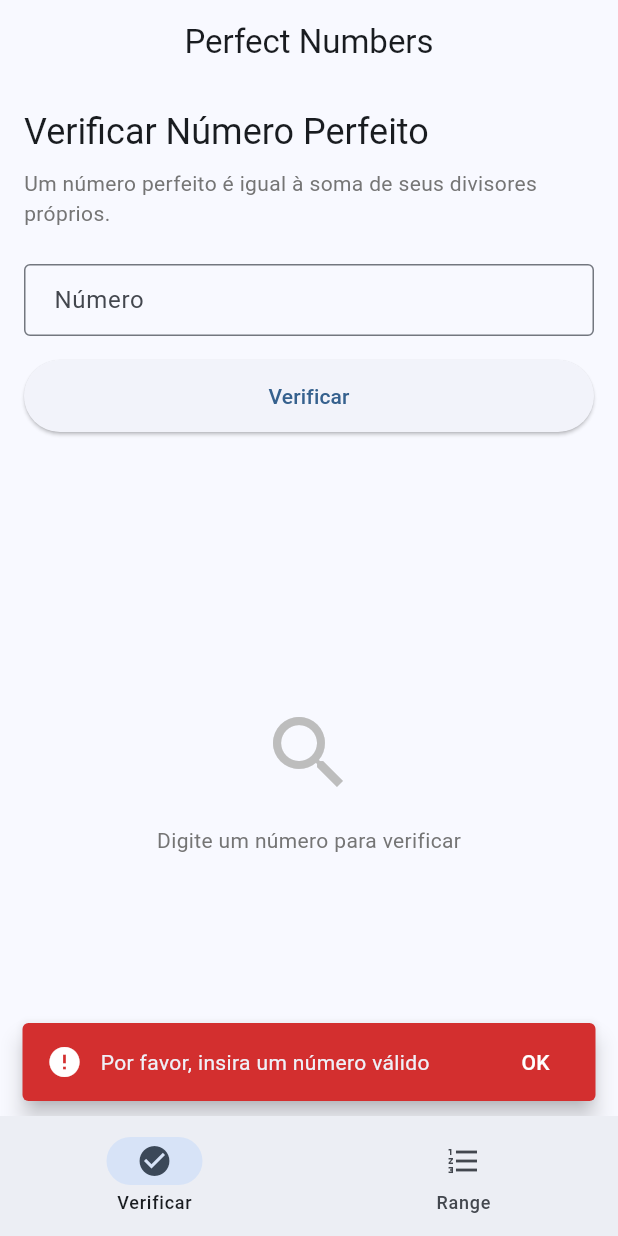
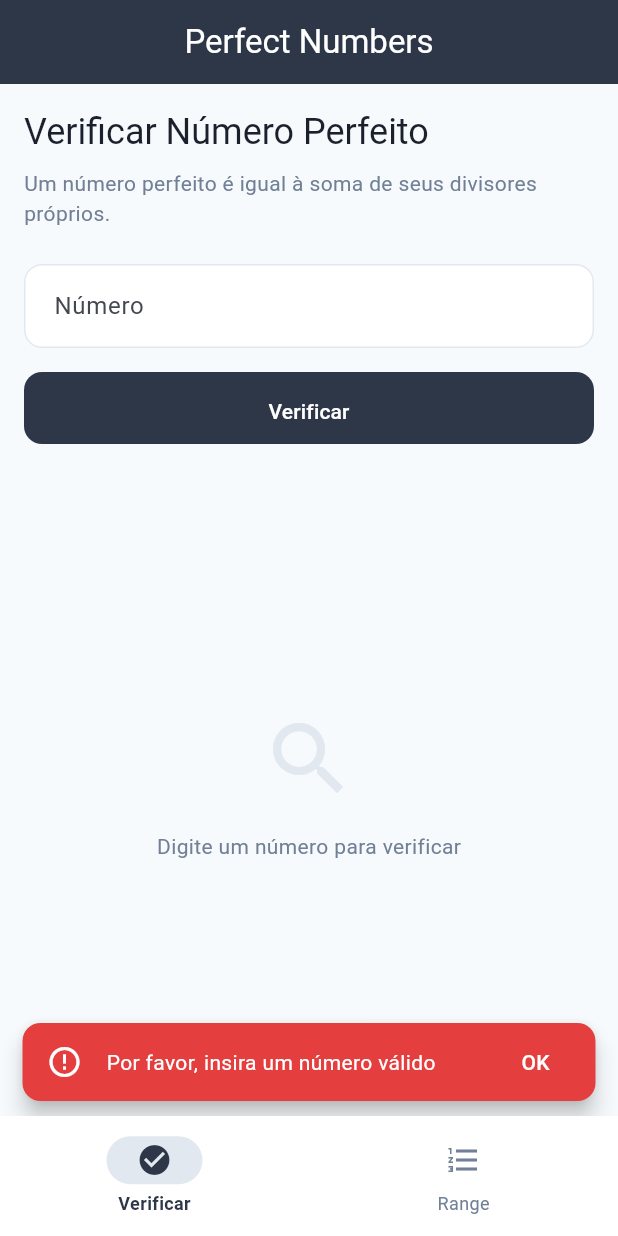
Before and after one commit to pretolio/perfect_numbers, a Flutter app: the screen it shows after launch, after a tap on "Verificar", on a phone screen of 412 x 824 dp. Run offline on Flutter 3.47's test engine with Material 3 defaults, Android fonts, the phone set to English and light mode, and no system bars.

Commit message:
feat: Design System, responsividade e suporte web
- Cria AppTheme com paleta de cores neutras e estilos padronizados
- Cria ResponsiveContainer para layout responsivo em desktop
- Adiciona suporte web ao projeto Flutter
- Corrige Selector para atualizar em múltiplas consultas
- Remove imports não utilizados nos testes

Co-Authored-By: Claude Opus 4.5 <noreply@anthropic.com>

```diff
--- /dev/null
+++ b/lib/core/design/app_theme.dart
@@ -0,0 +1,153 @@
+import 'package:flutter/material.dart';
+
+/// Design System - Cores, espaçamentos e estilos padronizados
+class AppTheme {
+  AppTheme._();
+
+  // Border Radius padrão
+  static const double radiusSmall = 8.0;
+  static const double radiusMedium = 12.0;
+  static const double radiusLarge = 16.0;
+
+  static BorderRadius get borderRadiusSmall => BorderRadius.circular(radiusSmall);
+  static BorderRadius get borderRadiusMedium => BorderRadius.circular(radiusMedium);
+  static BorderRadius get borderRadiusLarge => BorderRadius.circular(radiusLarge);
+
+  // Espaçamentos
+  static const double spacingXs = 4.0;
+  static const double spacingSm = 8.0;
+  static const double spacingMd = 16.0;
+  static const double spacingLg = 24.0;
+  static const double spacingXl = 32.0;
+
+  // Cores neutras principais
+  static const Color primary = Color(0xFF2D3748);      // Cinza escuro
+  static const Color primaryLight = Color(0xFF4A5568); // Cinza médio
+  static const Color secondary = Color(0xFF718096);    // Cinza
+
+  // Cores de fundo
+  static const Color backgroundLight = Color(0xFFF7FAFC);
+  static const Color backgroundCard = Color(0xFFFFFFFF);
+  static const Color backgroundDark = Color(0xFFE2E8F0);
+
+  // Cores de texto
+  static const Color textPrimary = Color(0xFF1A202C);
+  static const Color textSecondary = Color(0xFF4A5568);
+  static const Color textMuted = Color(0xFF718096);
+  static const Color textLight = Color(0xFFFFFFFF);
+
+  // Cores de estado (mais sutis)
+  static const Color success = Color(0xFF38A169);       // Verde
+  static const Color successLight = Color(0xFFC6F6D5);  // Verde claro
+  static const Color warning = Color(0xFFD69E2E);       // Amarelo/Laranja
+  static const Color warningLight = Color(0xFFFEFCBF);  // Amarelo claro
+  static const Color error = Color(0xFFE53E3E);         // Vermelho
+  static const Color errorLight = Color(0xFFFED7D7);    // Vermelho claro
+  static const Color info = Color(0xFF3182CE);          // Azul
+  static const Color infoLight = Color(0xFFBEE3F8);     // Azul claro
+
+  // Cores para chips/tags
+  static const Color chipBackground = Color(0xFFEDF2F7);
+  static const Color chipText = Color(0xFF2D3748);
+
+  // Elevações
+  static const double elevationNone = 0.0;
+  static const double elevationLow = 1.0;
+  static const double elevationMedium = 2.0;
+  static const double elevationHigh = 4.0;
+
+  // Tema do Material 3
+  static ThemeData get lightTheme {
+    return ThemeData(
+      useMaterial3: true,
+      colorScheme: ColorScheme.fromSeed(
+        seedColor: primary,
+        brightness: Brightness.light,
+      ),
+      scaffoldBackgroundColor: backgroundLight,
+      appBarTheme: const AppBarTheme(
+        backgroundColor: primary,
+        foregroundColor: textLight,
+        elevation: elevationNone,
+      ),
+      cardTheme: CardThemeData(
+        color: backgroundCard,
+        elevation: elevationLow,
+        shape: RoundedRectangleBorder(
+          borderRadius: borderRadiusMedium,
+        ),
+      ),
+      elevatedButtonTheme: ElevatedButtonThemeData(
+        style: ElevatedButton.styleFrom(
+          backgroundColor: primary,
+          foregroundColor: textLight,
+          elevation: elevationNone,
+          padding: const EdgeInsets.symmetric(
+            horizontal: spacingLg,
+            vertical: spacingMd,
+          ),
+          shape: RoundedRectangleBorder(
+            borderRadius: borderRadiusMedium,
+          ),
+        ),
+      ),
+      inputDecorationTheme: InputDecorationTheme(
+        filled: true,
+        fillColor: backgroundCard,
+        border: OutlineInputBorder(
+          borderRadius: borderRadiusMedium,
+          borderSide: const BorderSide(color: backgroundDark),
+        ),
+        enabledBorder: OutlineInputBorder(
+          borderRadius: borderRadiusMedium,
+          borderSide: const BorderSide(color: backgroundDark),
+        ),
+        focusedBorder: OutlineInputBorder(
+          borderRadius: borderRadiusMedium,
+          borderSide: const BorderSide(color: primary, width: 2),
+        ),
+        contentPadding: const EdgeInsets.symmetric(
+          horizontal: spacingMd,
+          vertical: spacingMd,
+        ),
+      ),
+      chipTheme: ChipThemeData(
+        backgroundColor: chipBackground,
+        labelStyle: const TextStyle(color: chipText),
+        shape: RoundedRectangleBorder(
+          borderRadius: borderRadiusSmall,
+        ),
+        side: BorderSide.none,
+      ),
+      navigationBarTheme: NavigationBarThemeData(
+        backgroundColor: backgroundCard,
+        indicatorColor: backgroundDark,
+        labelTextStyle: WidgetStateProperty.resolveWith((states) {
+          if (states.contains(WidgetState.selected)) {
+            return const TextStyle(
+              color: primary,
+              fontWeight: FontWeight.w600,
+              fontSize: 12,
+            );
+          }
+          return const TextStyle(
+            color: textMuted,
+            fontSize: 12,
+          );
+        }),
+        iconTheme: WidgetStateProperty.resolveWith((states) {
+          if (states.contains(WidgetState.selected)) {
+            return const IconThemeData(color: primary);
+          }
+          return const IconThemeData(color: textMuted);
+        }),
+      ),
+      snackBarTheme: SnackBarThemeData(
+        behavior: SnackBarBehavior.floating,
+        shape: RoundedRectangleBorder(
+          borderRadius: borderRadiusMedium,
+        ),
+      ),
+    );
+  }
+}
--- /dev/null
+++ b/lib/core/design/responsive.dart
@@ -0,0 +1,95 @@
+import 'package:flutter/material.dart';
+
+/// Breakpoints para responsividade
+class Breakpoints {
+  Breakpoints._();
+
+  static const double mobile = 600;
+  static const double tablet = 900;
+  static const double desktop = 1200;
+}
+
+/// Larguras máximas de conteúdo
+class ContentWidth {
+  ContentWidth._();
+
+  static const double small = 400;
+  static const double medium = 600;
+  static const double large = 800;
+}
+
+/// Widget que centraliza e limita a largura do conteúdo em telas grandes
+class ResponsiveContainer extends StatelessWidget {
+  final Widget child;
+  final double maxWidth;
+  final EdgeInsetsGeometry? padding;
+
+  const ResponsiveContainer({
+    super.key,
+    required this.child,
+    this.maxWidth = ContentWidth.medium,
+    this.padding,
+  });
+
+  @override
+  Widget build(BuildContext context) {
+    return LayoutBuilder(
+      builder: (context, constraints) {
+        final isDesktop = constraints.maxWidth > Breakpoints.mobile;
+
+        if (isDesktop) {
+          return Center(
+            child: ConstrainedBox(
+              constraints: BoxConstraints(maxWidth: maxWidth),
+              child: padding != null
+                  ? Padding(padding: padding!, child: child)
+                  : child,
+            ),
+          );
+        }
+
+        return padding != null
+            ? Padding(padding: padding!, child: child)
+            : child;
+      },
+    );
+  }
+}
+
+/// Widget que adapta o layout baseado no tamanho da tela
+class ResponsiveBuilder extends StatelessWidget {
+  final Widget mobile;
+  final Widget? tablet;
+  final Widget? desktop;
+
+  const ResponsiveBuilder({
+    super.key,
+    required this.mobile,
+    this.tablet,
+    this.desktop,
+  });
+
+  @override
+  Widget build(BuildContext context) {
+    return LayoutBuilder(
+      builder: (context, constraints) {
+        if (constraints.maxWidth >= Breakpoints.desktop) {
+          return desktop ?? tablet ?? mobile;
+        }
+        if (constraints.maxWidth >= Breakpoints.tablet) {
+          return tablet ?? mobile;
+        }
+        return mobile;
+      },
+    );
+  }
+}
+
+/// Extension para verificar o tipo de dispositivo
+extension ResponsiveContext on BuildContext {
+  bool get isMobile => MediaQuery.sizeOf(this).width < Breakpoints.mobile;
+  bool get isTablet =>
+      MediaQuery.sizeOf(this).width >= Breakpoints.mobile &&
+      MediaQuery.sizeOf(this).width < Breakpoints.desktop;
+  bool get isDesktop => MediaQuery.sizeOf(this).width >= Breakpoints.desktop;
+}
--- a/lib/main.dart
+++ b/lib/main.dart
@@ -1,6 +1,7 @@
 import 'package:flutter/material.dart';
 import 'package:provider/provider.dart';
 
+import 'core/design/app_theme.dart';
 import 'data/repositories/perfect_number_repository_impl.dart';
 import 'data/services/perfect_number_calculator.dart';
 import 'domain/usecases/check_perfect_number_usecase.dart';
@@ -39,20 +40,7 @@ class PerfectNumbersApp extends StatelessWidget {
       child: MaterialApp(
         title: 'Perfect Numbers',
         debugShowCheckedModeBanner: false,
-        theme: ThemeData(
-          colorScheme: ColorScheme.fromSeed(
-            seedColor: Colors.blue,
-            brightness: Brightness.light,
-          ),
-          useMaterial3: true,
-        ),
-        darkTheme: ThemeData(
-          colorScheme: ColorScheme.fromSeed(
-            seedColor: Colors.blue,
-            brightness: Brightness.dark,
-          ),
-          useMaterial3: true,
-        ),
+        theme: AppTheme.lightTheme,
         home: const HomePage(),
       ),
     );
--- a/lib/presentation/pages/check_number_page.dart
+++ b/lib/presentation/pages/check_number_page.dart
@@ -1,6 +1,9 @@
 import 'package:flutter/material.dart';
 import 'package:provider/provider.dart';
 
+import '../../core/design/app_theme.dart';
+import '../../core/design/responsive.dart';
+import '../../domain/entities/perfect_number_result.dart';
 import '../viewmodels/check_number_viewmodel.dart';
 import '../widgets/app_loading.dart';
 import '../widgets/app_snackbar.dart';
@@ -51,29 +54,32 @@ class _CheckNumberPageState extends State<CheckNumberPage> {
 
   @override
   Widget build(BuildContext context) {
-    return Padding(
-      padding: const EdgeInsets.all(16),
+    return ResponsiveContainer(
+      maxWidth: ContentWidth.medium,
+      padding: const EdgeInsets.all(AppTheme.spacingMd),
       child: Column(
         crossAxisAlignment: CrossAxisAlignment.stretch,
         children: [
           Text(
             'Verificar Número Perfeito',
-            style: Theme.of(context).textTheme.headlineSmall,
+            style: Theme.of(context).textTheme.headlineSmall?.copyWith(
+                  color: AppTheme.textPrimary,
+                ),
           ),
-          const SizedBox(height: 8),
+          const SizedBox(height: AppTheme.spacingSm),
           Text(
             'Um número perfeito é igual à soma de seus divisores próprios.',
             style: Theme.of(context).textTheme.bodyMedium?.copyWith(
-                  color: Colors.grey[600],
+                  color: AppTheme.textMuted,
                 ),
           ),
-          const SizedBox(height: 24),
+          const SizedBox(height: AppTheme.spacingLg),
           CustomTextField(
             controller: _controller,
             label: 'Número',
             hint: 'Ex: 6, 28, 496',
           ),
-          const SizedBox(height: 16),
+          const SizedBox(height: AppTheme.spacingMd),
           Selector<CheckNumberViewModel, bool>(
             selector: (_, vm) => vm.isLoading,
             builder: (context, isLoading, _) {
@@ -86,13 +92,12 @@ class _CheckNumberPageState extends State<CheckNumberPage> {
               );
             },
           ),
-          const SizedBox(height: 24),
+          const SizedBox(height: AppTheme.spacingLg),
           Expanded(
-            child: Selector<CheckNumberViewModel, bool>(
-              selector: (_, vm) => vm.result != null,
-              builder: (context, hasResult, _) {
-                if (hasResult) {
-                  final result = context.read<CheckNumberViewModel>().result!;
+            child: Selector<CheckNumberViewModel, PerfectNumberCheckResult?>(
+              selector: (_, vm) => vm.result,
+              builder: (context, result, _) {
+                if (result != null) {
                   return CheckResultContent(result: result);
                 }
 
@@ -100,11 +105,15 @@ class _CheckNumberPageState extends State<CheckNumberPage> {
                   child: Column(
                     mainAxisAlignment: MainAxisAlignment.center,
                     children: [
-                      Icon(Icons.search, size: 64, color: Colors.grey[400]),
-                      const SizedBox(height: 16),
+                      Icon(
+                        Icons.search,
+                        size: 64,
+                        color: AppTheme.backgroundDark,
+                      ),
+                      const SizedBox(height: AppTheme.spacingMd),
                       Text(
                         'Digite um número para verificar',
-                        style: TextStyle(color: Colors.grey[600]),
+                        style: TextStyle(color: AppTheme.textMuted),
                       ),
                     ],
                   ),
--- a/lib/presentation/pages/find_range_page.dart
+++ b/lib/presentation/pages/find_range_page.dart
@@ -1,6 +1,9 @@
 import 'package:flutter/material.dart';
 import 'package:provider/provider.dart';
 
+import '../../core/design/app_theme.dart';
+import '../../core/design/responsive.dart';
+import '../../domain/entities/perfect_number_result.dart';
 import '../viewmodels/find_range_viewmodel.dart';
 import '../widgets/app_loading.dart';
 import '../widgets/app_snackbar.dart';
@@ -53,23 +56,26 @@ class _FindRangePageState extends State<FindRangePage> {
 
   @override
   Widget build(BuildContext context) {
-    return Padding(
-      padding: const EdgeInsets.all(16),
+    return ResponsiveContainer(
+      maxWidth: ContentWidth.medium,
+      padding: const EdgeInsets.all(AppTheme.spacingMd),
       child: Column(
         crossAxisAlignment: CrossAxisAlignment.stretch,
         children: [
           Text(
             'Encontrar em Range',
-            style: Theme.of(context).textTheme.headlineSmall,
+            style: Theme.of(context).textTheme.headlineSmall?.copyWith(
+                  color: AppTheme.textPrimary,
+                ),
           ),
-          const SizedBox(height: 8),
+          const SizedBox(height: AppTheme.spacingSm),
           Text(
             'Encontre todos os números perfeitos entre dois valores.',
             style: Theme.of(context).textTheme.bodyMedium?.copyWith(
-                  color: Colors.grey[600],
+                  color: AppTheme.textMuted,
                 ),
           ),
-          const SizedBox(height: 24),
+          const SizedBox(height: AppTheme.spacingLg),
           Row(
             children: [
               Expanded(
@@ -79,7 +85,7 @@ class _FindRangePageState extends State<FindRangePage> {
                   hint: 'Ex: 1',
                 ),
               ),
-              const SizedBox(width: 16),
+              const SizedBox(width: AppTheme.spacingMd),
               Expanded(
                 child: CustomTextField(
                   controller: _endController,
@@ -89,7 +95,7 @@ class _FindRangePageState extends State<FindRangePage> {
               ),
             ],
           ),
-          const SizedBox(height: 16),
+          const SizedBox(height: AppTheme.spacingMd),
           Selector<FindRangeViewModel, bool>(
             selector: (_, vm) => vm.isLoading,
             builder: (context, isLoading, _) {
@@ -105,13 +111,12 @@ class _FindRangePageState extends State<FindRangePage> {
               );
             },
           ),
-          const SizedBox(height: 24),
+          const SizedBox(height: AppTheme.spacingLg),
           Expanded(
-            child: Selector<FindRangeViewModel, bool>(
-              selector: (_, vm) => vm.result != null,
-              builder: (context, hasResult, _) {
-                if (hasResult) {
-                  final result = context.read<FindRangeViewModel>().result!;
+            child: Selector<FindRangeViewModel, PerfectNumbersRangeResult?>(
+              selector: (_, vm) => vm.result,
+              builder: (context, result, _) {
+                if (result != null) {
                   return RangeResultContent(result: result);
                 }
 
@@ -119,11 +124,15 @@ class _FindRangePageState extends State<FindRangePage> {
                   child: Column(
                     mainAxisAlignment: MainAxisAlignment.center,
                     children: [
-                      Icon(Icons.format_list_numbered, size: 64, color: Colors.grey[400]),
-                      const SizedBox(height: 16),
+                      Icon(
+                        Icons.format_list_numbered,
+                        size: 64,
+                        color: AppTheme.backgroundDark,
+                      ),
+                      const SizedBox(height: AppTheme.spacingMd),
                       Text(
                         'Defina um intervalo para buscar',
-                        style: TextStyle(color: Colors.grey[600]),
+                        style: TextStyle(color: AppTheme.textMuted),
                       ),
                     ],
                   ),
--- a/lib/presentation/widgets/app_snackbar.dart
+++ b/lib/presentation/widgets/app_snackbar.dart
@@ -1,4 +1,6 @@
 import 'package:flutter/material.dart';
+
+import '../../core/design/app_theme.dart';
 
 class AppSnackbar {
   static void showError(BuildContext context, String message) {
@@ -7,17 +9,25 @@ class AppSnackbar {
       SnackBar(
         content: Row(
           children: [
-            const Icon(Icons.error, color: Colors.white),
-            const SizedBox(width: 12),
-            Expanded(child: Text(message)),
+            const Icon(Icons.error_outline, color: AppTheme.textLight),
+            const SizedBox(width: AppTheme.spacingMd),
+            Expanded(
+              child: Text(
+                message,
+                style: const TextStyle(color: AppTheme.textLight),
+              ),
+            ),
           ],
         ),
-        backgroundColor: Colors.red[700],
+        backgroundColor: AppTheme.error,
         behavior: SnackBarBehavior.floating,
+        shape: RoundedRectangleBorder(
+          borderRadius: AppTheme.borderRadiusMedium,
+        ),
         duration: const Duration(seconds: 4),
         action: SnackBarAction(
           label: 'OK',
-          textColor: Colors.white,
+          textColor: AppTheme.textLight,
           onPressed: () {
             ScaffoldMessenger.of(context).hideCurrentSnackBar();
           },
@@ -32,22 +42,25 @@ class AppSnackbar {
       SnackBar(
         content: Row(
           children: [
-            const Icon(Icons.warning, color: Colors.black87),
-            const SizedBox(width: 12),
+            const Icon(Icons.warning_amber_outlined, color: AppTheme.textLight),
+            const SizedBox(width: AppTheme.spacingMd),
             Expanded(
               child: Text(
                 message,
-                style: const TextStyle(color: Colors.black87),
+                style: const TextStyle(color: AppTheme.textLight),
               ),
             ),
           ],
         ),
-        backgroundColor: Colors.orange[300],
+        backgroundColor: AppTheme.warning,
         behavior: SnackBarBehavior.floating,
+        shape: RoundedRectangleBorder(
+          borderRadius: AppTheme.borderRadiusMedium,
+        ),
         duration: const Duration(seconds: 4),
         action: SnackBarAction(
           label: 'OK',
-          textColor: Colors.black87,
+          textColor: AppTheme.textLight,
           onPressed: () {
             ScaffoldMessenger.of(context).hideCurrentSnackBar();
           },
@@ -62,13 +75,21 @@ class AppSnackbar {
       SnackBar(
         content: Row(
           children: [
-            const Icon(Icons.check_circle, color: Colors.white),
-            const SizedBox(width: 12),
-            Expanded(child: Text(message)),
+            const Icon(Icons.check_circle_outline, color: AppTheme.textLight),
+            const SizedBox(width: AppTheme.spacingMd),
+            Expanded(
+              child: Text(
+                message,
+                style: const TextStyle(color: AppTheme.textLight),
+              ),
+            ),
           ],
         ),
-        backgroundColor: Colors.green[700],
+        backgroundColor: AppTheme.success,
         behavior: SnackBarBehavior.floating,
+        shape: RoundedRectangleBorder(
+          borderRadius: AppTheme.borderRadiusMedium,
+        ),
         duration: const Duration(seconds: 3),
       ),
     );
--- a/lib/presentation/widgets/custom_text_field.dart
+++ b/lib/presentation/widgets/custom_text_field.dart
@@ -1,5 +1,7 @@
 import 'package:flutter/material.dart';
 import 'package:flutter/services.dart';
+
+import '../../core/design/app_theme.dart';
 
 /// Widget reutilizável para input de números
 /// Interface Segregation - widget focado em uma função específica
@@ -24,10 +26,12 @@ class CustomTextField extends StatelessWidget {
       decoration: InputDecoration(
         labelText: label,
         hintText: hint,
-        border: const OutlineInputBorder(),
+        border: OutlineInputBorder(
+          borderRadius: AppTheme.borderRadiusMedium,
+        ),
         contentPadding: const EdgeInsets.symmetric(
-          horizontal: 16,
-          vertical: 12,
+          horizontal: AppTheme.spacingMd,
+          vertical: AppTheme.spacingMd,
         ),
       ),
     );
--- a/lib/presentation/widgets/loading_button.dart
+++ b/lib/presentation/widgets/loading_button.dart
@@ -1,4 +1,6 @@
 import 'package:flutter/material.dart';
+
+import '../../core/design/app_theme.dart';
 
 /// Botão com estado de loading integrado
 class LoadingButton extends StatelessWidget {
@@ -20,13 +22,20 @@ class LoadingButton extends StatelessWidget {
       height: 48,
       child: ElevatedButton(
         onPressed: isLoading ? null : onPressed,
+        style: ElevatedButton.styleFrom(
+          backgroundColor: AppTheme.primary,
+          foregroundColor: AppTheme.textLight,
+          shape: RoundedRectangleBorder(
+            borderRadius: AppTheme.borderRadiusMedium,
+          ),
+        ),
         child: isLoading
             ? const SizedBox(
                 width: 24,
                 height: 24,
                 child: CircularProgressIndicator(
                   strokeWidth: 2,
-                  color: Colors.white,
+                  color: AppTheme.textLight,
                 ),
               )
             : Text(text),
```
Also changed, not shown: lib/presentation/widgets/app_loading.dart (+13 -6 lines), lib/presentation/widgets/check_result_content.dart (+18 -10 lines), lib/presentation/widgets/range_result_content.dart (+16 -9 lines), lib/presentation/widgets/result_card.dart (+12 -4 lines), 11 other files.
